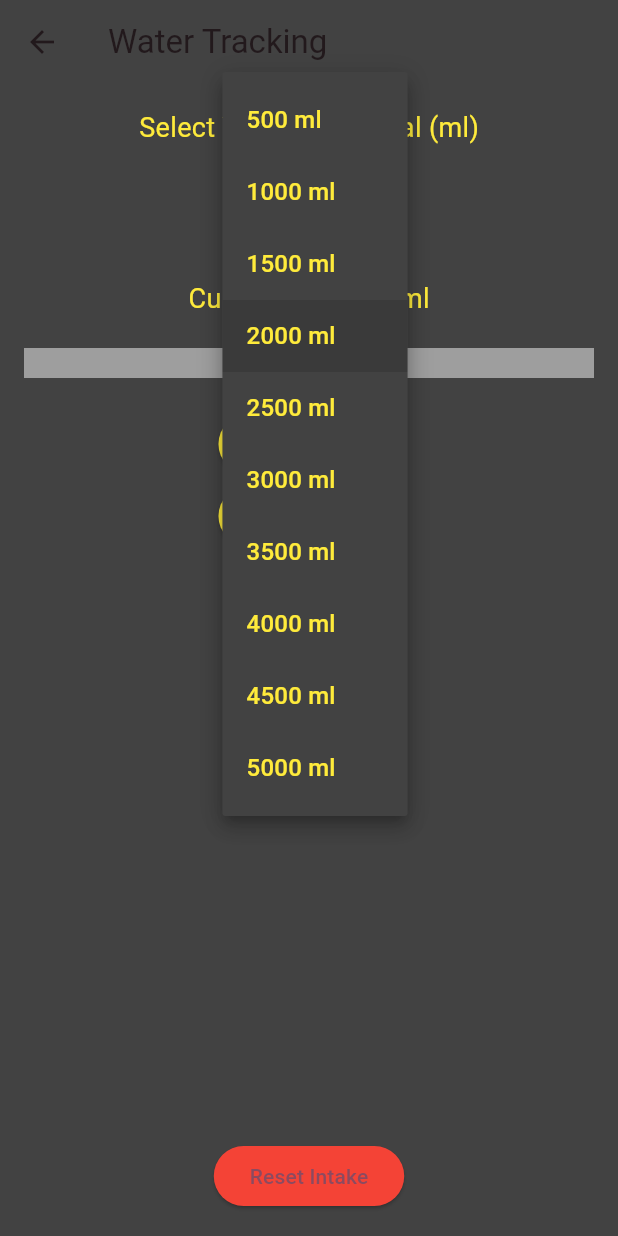
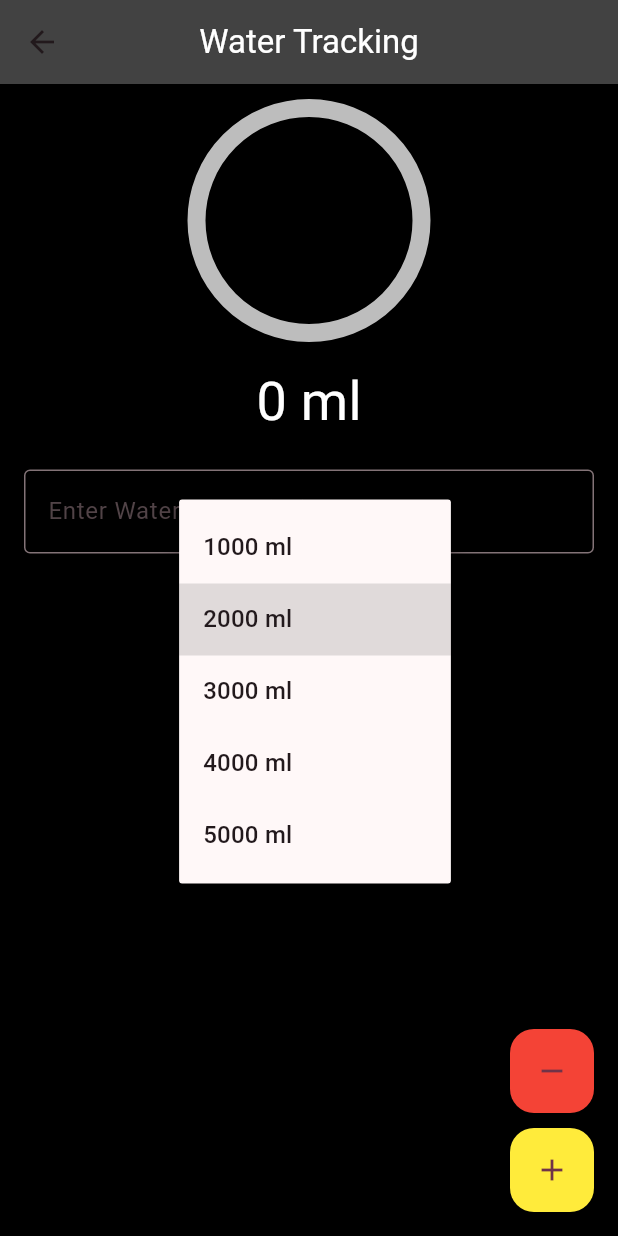
Before and after one commit to RafaelMarian/Project-GymApp_Flutter, a Flutter app: the WaterTrackingPage screen opened directly, after a tap on an icon or button, on a phone screen of 412 x 824 dp. Run offline on Flutter 3.47's test engine with Material 3 defaults, Android fonts, the phone set to English and light mode, and no system bars; our stand-ins replace cloud_firestore, firebase_auth, firebase_core, shared_preferences; accounts and stored records are empty.

Commit message:
water working

```diff
--- a/lib/water_tracking_page.dart
+++ b/lib/water_tracking_page.dart
@@ -1,4 +1,6 @@
 import 'package:flutter/material.dart';
+import 'package:cloud_firestore/cloud_firestore.dart';
+import 'custom_circle_for_steps.dart'; // Ensure this file is in your project and adjust the import if necessary
 
 class WaterTrackingPage extends StatefulWidget {
   @override
@@ -6,104 +8,217 @@ class WaterTrackingPage extends StatefulWidget {
 }
 
 class _WaterTrackingPageState extends State<WaterTrackingPage> {
-  int _selectedGoal = 2000; // Default goal in ml
-  int _currentIntake = 0; // Current water intake
-  double _progress = 0.0;
+  final TextEditingController _waterController = TextEditingController();
+  int _currentIntake = 0;
+  int _goal = 2000; // Default goal in ml
+  double _progress = 0;
+  List<Map<String, dynamic>> _waterHistory = []; // To store history data
 
-  void _updateWaterIntake(int amount) {
+  @override
+  void initState() {
+    super.initState();
+    _fetchData();
+  }
+
+  Future<void> _fetchData() async {
+    final now = DateTime.now();
+    final startDate = now.subtract(Duration(days: 7));
+
+    try {
+      final snapshot = await FirebaseFirestore.instance
+          .collection('water_data')
+          .where('timestamp', isGreaterThanOrEqualTo: Timestamp.fromDate(startDate))
+          .orderBy('timestamp', descending: true)
+          .get();
+
+      List<Map<String, dynamic>> history = [];
+      int latestIntake = 0; // Variable to store the most recent intake data
+
+      for (var doc in snapshot.docs) {
+        final data = doc.data();
+        final intake = data['intake'] as int?;
+        final timestamp = (data['timestamp'] as Timestamp).toDate();
+        if (intake != null) {
+          history.add({
+            'date': '${timestamp.year}-${timestamp.month}-${timestamp.day}',
+            'intake': intake,
+          });
+          // Update latestIntake with the most recent entry
+          latestIntake = intake;
+        }
+      }
       setState(() {
-      _currentIntake += amount;
-      if (_currentIntake > _selectedGoal) {
-        _currentIntake = _selectedGoal;
+        _waterHistory = history;
+        _currentIntake = latestIntake; // Set the latest intake as today's intake
+        _progress = _currentIntake / _goal;
+      });
+    } catch (e) {
+      print('Error fetching water data: $e');
     }
-      _progress = _currentIntake / _selectedGoal;
+  }
+
+  void _updateWaterIntake() {
+    final intake = int.tryParse(_waterController.text) ?? 0;
+    setState(() {
+      _currentIntake += intake;
+      if (_currentIntake > _goal) {
+        _currentIntake = _goal;
+      }
+      _progress = _currentIntake / _goal;
+    });
+
+    FirebaseFirestore.instance.collection('water_data').add({
+      'intake': _currentIntake,
+      'timestamp': Timestamp.now(),
     });
   }
 
-  void _resetWaterIntake() {
+  Future<void> _clearData() async {
+    bool confirmDelete = await _showConfirmationDialog();
+    if (confirmDelete) {
+      FirebaseFirestore.instance.collection('water_data').get().then((snapshot) {
+        for (DocumentSnapshot ds in snapshot.docs) {
+          ds.reference.delete();
+        }
+      });
+
       setState(() {
         _currentIntake = 0;
-      _progress = 0.0;
+        _progress = 0;
+        _waterHistory.clear(); // Clear the history as well
       });
+    }
+  }
+
+  Future<bool> _showConfirmationDialog() async {
+    return await showDialog(
+      context: context,
+      builder: (BuildContext context) {
+        return AlertDialog(
+          title: Text("Confirm Deletion"),
+          content: Text("Are you sure you want to clear all data? This action cannot be undone."),
+          actions: [
+            TextButton(
+              child: Text("Cancel"),
+              onPressed: () {
+                Navigator.of(context).pop(false);
+              },
+            ),
+            TextButton(
+              child: Text("Delete"),
+              onPressed: () {
+                Navigator.of(context).pop(true);
+              },
+            ),
+          ],
+        );
+      },
+    );
   }
 
   @override
   Widget build(BuildContext context) {
     return Scaffold(
       appBar: AppBar(
-        title: const Text('Water Tracking'),
-        backgroundColor: Colors.grey[800],
+        title: const Text(
+          'Water Tracking',
+          style: TextStyle(color: Colors.white), // Set text color to white
         ),
         backgroundColor: Colors.grey[800],
-      body: Padding(
+        centerTitle: true, // Center the title
+      ),
+      body: Container(
+        color: Colors.black, // Set background color to black
+        child: Padding(
           padding: const EdgeInsets.all(16.0),
           child: Column(
             crossAxisAlignment: CrossAxisAlignment.center,
             children: [
-            const Text(
-              'Select Your Water Goal (ml)',
-              style: TextStyle(fontSize: 18, color: Colors.yellow),
+              CustomCircularProgress(
+                progress: _progress.clamp(0.0, 1.0),
+                size: 150, // Same size as steps counter
+                backgroundColor: Colors.grey[400]!,
+                progressColor: Colors.yellow,
               ),
-            const SizedBox(height: 10),
+              const SizedBox(height: 20),
+              Text(
+                '$_currentIntake ml',
+                style: const TextStyle(fontSize: 36, color: Colors.white), // Increased font size
+              ),
+              const SizedBox(height: 20),
+              TextField(
+                controller: _waterController,
+                keyboardType: TextInputType.number,
+                decoration: const InputDecoration(
+                  border: OutlineInputBorder(),
+                  labelText: 'Enter Water Intake (ml)',
+                ),
+              ),
+              const SizedBox(height: 20),
               DropdownButton<int>(
-              value: _selectedGoal,
-              items: List.generate(10, (index) {
-                int goalValue = (index + 1) * 500;
-                return DropdownMenuItem(
-                  value: goalValue,
-                  child: Text(
-                    '$goalValue ml',
-                    style: const TextStyle(color: Colors.yellow),
+                value: _goal,
+                items: [1000, 2000, 3000, 4000, 5000].map((int value) {
+                  return DropdownMenuItem<int>(
+                    value: value,
+                    child: Text('$value ml'),
+                  );
+                }).toList(),
+                onChanged: (newValue) {
+                  setState(() {
+                    _goal = newValue ?? _goal;
+                  });
+                },
+                hint: const Text('Select your goal'),
+              ),
+              const SizedBox(height: 20),
+              Text(
+                'Goal Progress: ${(_progress * 100).toStringAsFixed(1)}%',
+                style: const TextStyle(fontSize: 18, color: Colors.white),
+              ),
+              const SizedBox(height: 20),
+              Expanded(
+                child: ListView.builder(
+                  itemCount: _waterHistory.length,
+                  itemBuilder: (context, index) {
+                    final entry = _waterHistory[index];
+                    return Container(
+                      margin: EdgeInsets.symmetric(vertical: 5),
+                      child: ListTile(
+                        title: Text(
+                          'Date: ${entry['date']}',
+                          style: const TextStyle(color: Colors.white),
+                        ),
+                        subtitle: Text(
+                          'Intake: ${entry['intake']} ml',
+                          style: const TextStyle(color: Colors.white),
+                        ),
+                        tileColor: Colors.grey[800],
+                        contentPadding: EdgeInsets.symmetric(vertical: 10, horizontal: 15),
                       ),
                     );
-              }),
-              onChanged: (int? newValue) {
-                setState(() {
-                  _selectedGoal = newValue!;
-                  _progress = _currentIntake / _selectedGoal;
-                });
                   },
-              dropdownColor: Colors.grey[800],
-              iconEnabledColor: Colors.yellow,
                 ),
-            const SizedBox(height: 30),
-            Text(
-              'Current Intake: $_currentIntake ml',
-              style: const TextStyle(fontSize: 18, color: Colors.yellow),
-            ),
-            const SizedBox(height: 20),
-            LinearProgressIndicator(
-              value: _progress,
-              backgroundColor: Colors.grey,
-              color: Colors.yellow,
-              minHeight: 20,
-            ),
-            const SizedBox(height: 20),
-            ElevatedButton(
-              onPressed: () => _updateWaterIntake(250),
-              style: ElevatedButton.styleFrom(
-                backgroundColor: Colors.yellow,
-              ),
-              child: const Text('Add 250 ml'),
-            ),
-            ElevatedButton(
-              onPressed: () => _updateWaterIntake(500),
-              style: ElevatedButton.styleFrom(
-                backgroundColor: Colors.yellow,
-              ),
-              child: const Text('Add 500 ml'),
-            ),
-            const Spacer(), // Pushes the reset button down
-            ElevatedButton(
-              onPressed: _resetWaterIntake,
-              style: ElevatedButton.styleFrom(
-                backgroundColor: Colors.red,
-              ),
-              child: const Text('Reset Intake'),
               ),
             ],
           ),
         ),
+      ),
+      floatingActionButton: Column(
+        mainAxisAlignment: MainAxisAlignment.end,
+        children: [
+          FloatingActionButton(
+            onPressed: _clearData,
+            child: const Icon(Icons.remove),
+            backgroundColor: Colors.red,
+          ),
+          const SizedBox(height: 10),
+          FloatingActionButton(
+            onPressed: _updateWaterIntake,
+            child: const Icon(Icons.add),
+            backgroundColor: Colors.yellow,
+          ),
+        ],
+      ),
     );
   }
 }
```
Lines whose indentation alone changed are shown as unchanged.
